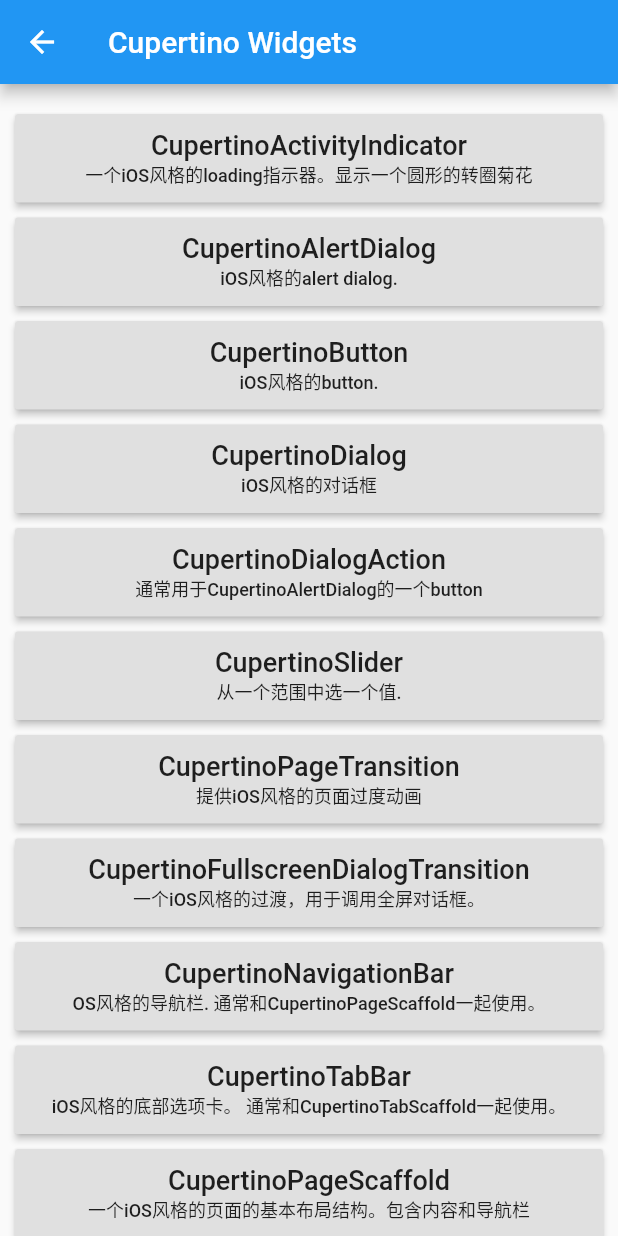
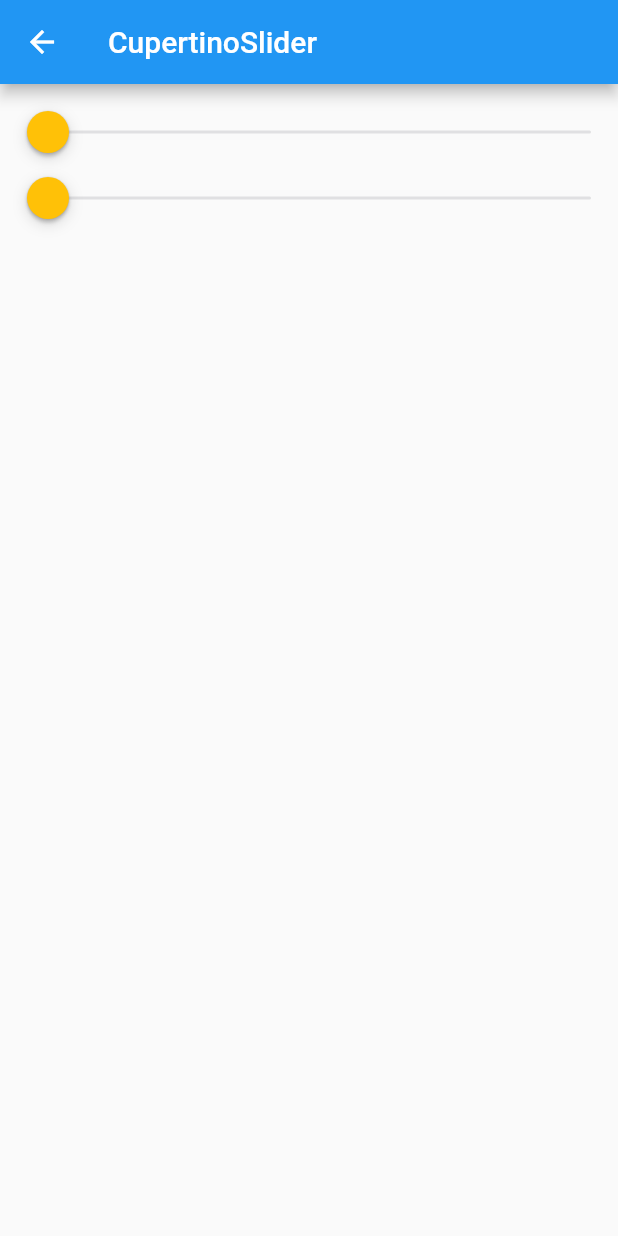
Before and after one commit to starryxp/flutter_app, a Flutter app: the CupertinoWidgetListPage screen opened by its route, after a tap on "CupertinoSlider", on a phone screen of 412 x 824 dp. Run offline on Flutter 3.47's test engine with Material 2 defaults, Android fonts, the phone set to English and light mode, and no system bars; our stand-ins replace fluttertoast.

Commit message:
CupertinoButtonPage.dart CupertinoDialogPage.dart CupertinoSliderPage.dart CupertinoSwitchPage.dart

```diff
--- a/lib/main.dart
+++ b/lib/main.dart
@@ -22,6 +22,10 @@ import 'package:flutter_app/widgets/basic/ScaffoldPage.dart';
 import 'package:flutter_app/widgets/basic/TextPage.dart';
 import 'package:flutter_app/widgets/cupertino/CupertinoActivityIndicatorPage.dart';
 import 'package:flutter_app/widgets/cupertino/CupertinoAlertDialogPage.dart';
+import 'package:flutter_app/widgets/cupertino/CupertinoButtonPage.dart';
+import 'package:flutter_app/widgets/cupertino/CupertinoDialogPage.dart';
+import 'package:flutter_app/widgets/cupertino/CupertinoSliderPage.dart';
+import 'package:flutter_app/widgets/cupertino/CupertinoSwitchPage.dart';
 import 'package:flutter_app/widgets/cupertino/CupertinoWidgetList.dart';
 import 'package:flutter_app/widgets/material/AlertDialogPage.dart';
 import 'package:flutter_app/widgets/material/BottomSheetPage.dart';
@@ -206,5 +210,13 @@ class MyApp extends StatelessWidget {
         CupertinoActivityIndicatorPage(),
     Constant.widgetsCupertinoCupertinoAlertDialogPage: (context) =>
         CupertinoAlertDialogPage(),
+    Constant.widgetsCupertinoCupertinoButtonPage: (context) =>
+        CupertinoButtonPage(),
+    Constant.widgetsCupertinoCupertinoDialogPage: (context) =>
+        CupertinoDialogPage(),
+    Constant.widgetsCupertinoCupertinoSliderPage: (context) =>
+        CupertinoSliderPage(),
+    Constant.widgetsCupertinoCupertinoSwitchPage: (context) =>
+        CupertinoSwitchPage(),
   };
 }
--- a/lib/utils/Constant.dart
+++ b/lib/utils/Constant.dart
@@ -70,4 +70,12 @@ class Constant {
       "widgets/cupertino/cupertino_activity_indicator_page";
   static final widgetsCupertinoCupertinoAlertDialogPage =
       "widgets/cupertino/cupertino_alert_dialog_page";
+  static final widgetsCupertinoCupertinoButtonPage =
+      "widgets/cupertino/cupertino_button_page";
+  static final widgetsCupertinoCupertinoDialogPage =
+      "widgets/cupertino/cupertino_dialog_page";
+  static final widgetsCupertinoCupertinoSliderPage =
+      "widgets/cupertino/cupertino_slider_page";
+  static final widgetsCupertinoCupertinoSwitchPage =
+      "widgets/cupertino/cupertino_switch_page";
 }
--- /dev/null
+++ b/lib/widgets/cupertino/CupertinoSliderPage.dart
@@ -0,0 +1,86 @@
+import 'package:flutter/cupertino.dart';
+import 'package:flutter/material.dart';
+
+class CupertinoSliderPage extends StatefulWidget {
+  final tip = '''
+1.CupertinoSlider介绍
+从一个范围中选一个值.
+2.CupertinoSlider属性
+- value：控件的位置
+- onChanged：回调监听
+- onChangeStart：滑动开始回调返回起始值
+- onChangeEnd：滑动结束后回调返回结束值
+- min = 0.0：最小值
+- max = 1.0：最大值
+- divisions：分为几块，比如设置为10，Slider只能滑动到10个位置
+- activeColor：滑动过的区域的颜色
+- thumbColor = CupertinoColors.white：滑块颜色
+  ''';
+
+  @override
+  State<StatefulWidget> createState() => _CupertinoSliderPageState();
+}
+
+class _CupertinoSliderPageState extends State<CupertinoSliderPage> {
+  double _progress1 = 0;
+  double _progress2 = 0;
+
+  _myCupertinoSlider1() {
+    return CupertinoSlider(
+      value: _progress1,
+      onChanged: (progress) {
+        setState(() {
+          _progress1 = progress;
+        });
+      },
+      onChangeStart: (progress) {
+        print('onChangeStart progress = $progress');
+      },
+      onChangeEnd: (progress) {
+        print('onChangeEnd progress = $progress');
+      },
+      min: 0,
+      max: 10,
+      activeColor: Colors.blue,
+      thumbColor: Colors.amber,
+    );
+  }
+
+  _myCupertinoSlider2() {
+    return CupertinoSlider(
+      value: _progress2,
+      onChanged: (progress) {
+        setState(() {
+          _progress2 = progress;
+        });
+      },
+      onChangeStart: (progress) {
+        print('onChangeStart progress = $progress');
+      },
+      onChangeEnd: (progress) {
+        print('onChangeEnd progress = $progress');
+      },
+      min: 0,
+      max: 100,
+      divisions: 10,
+      activeColor: Colors.blue,
+      thumbColor: Colors.amber,
+    );
+  }
+
+  @override
+  Widget build(BuildContext context) {
+    return Scaffold(
+      appBar: AppBar(
+        title: Text('CupertinoSlider'),
+      ),
+      body: ListView(
+        padding: EdgeInsets.all(10),
+        children: [
+          _myCupertinoSlider1(),
+          _myCupertinoSlider2(),
+        ],
+      ),
+    );
+  }
+}
--- a/lib/widgets/cupertino/CupertinoWidgetList.dart
+++ b/lib/widgets/cupertino/CupertinoWidgetList.dart
@@ -14,13 +14,21 @@ class CupertinoWidgetListPage extends StatelessWidget {
         content: 'iOS风格的alert dialog.',
         routerName: Constant.widgetsCupertinoCupertinoAlertDialogPage),
     HomeData(
-        title: 'CupertinoButton', content: 'iOS风格的button.', routerName: ''),
-    HomeData(title: 'CupertinoDialog', content: 'iOS风格的对话框', routerName: ''),
+        title: 'CupertinoButton',
+        content: 'iOS风格的button.',
+        routerName: Constant.widgetsCupertinoCupertinoButtonPage),
     HomeData(
-        title: 'CupertinoDialogAction',
-        content: '通常用于CupertinoAlertDialog的一个button',
-        routerName: ''),
-    HomeData(title: 'CupertinoSlider', content: '从一个范围中选一个值.', routerName: ''),
+        title: 'CupertinoDialog\nCupertinoPopupSurface',
+        content: 'iOS风格的对话框',
+        routerName: Constant.widgetsCupertinoCupertinoDialogPage),
+    HomeData(
+        title: 'CupertinoSlider',
+        content: '从一个范围中选一个值.',
+        routerName: Constant.widgetsCupertinoCupertinoSliderPage),
+    HomeData(
+        title: 'CupertinoSwitch',
+        content: 'iOS风格的开关. 用于单一状态的开/关',
+        routerName: Constant.widgetsCupertinoCupertinoSwitchPage),
     HomeData(
         title: 'CupertinoPageTransition',
         content: '提供iOS风格的页面过度动画',
```
Also changed, not shown: lib/widgets/cupertino/CupertinoButtonPage.dart (added, +63 -0 lines), lib/widgets/cupertino/CupertinoDialogPage.dart (added, +132 -0 lines), lib/widgets/cupertino/CupertinoSwitchPage.dart (added, +46 -0 lines).
